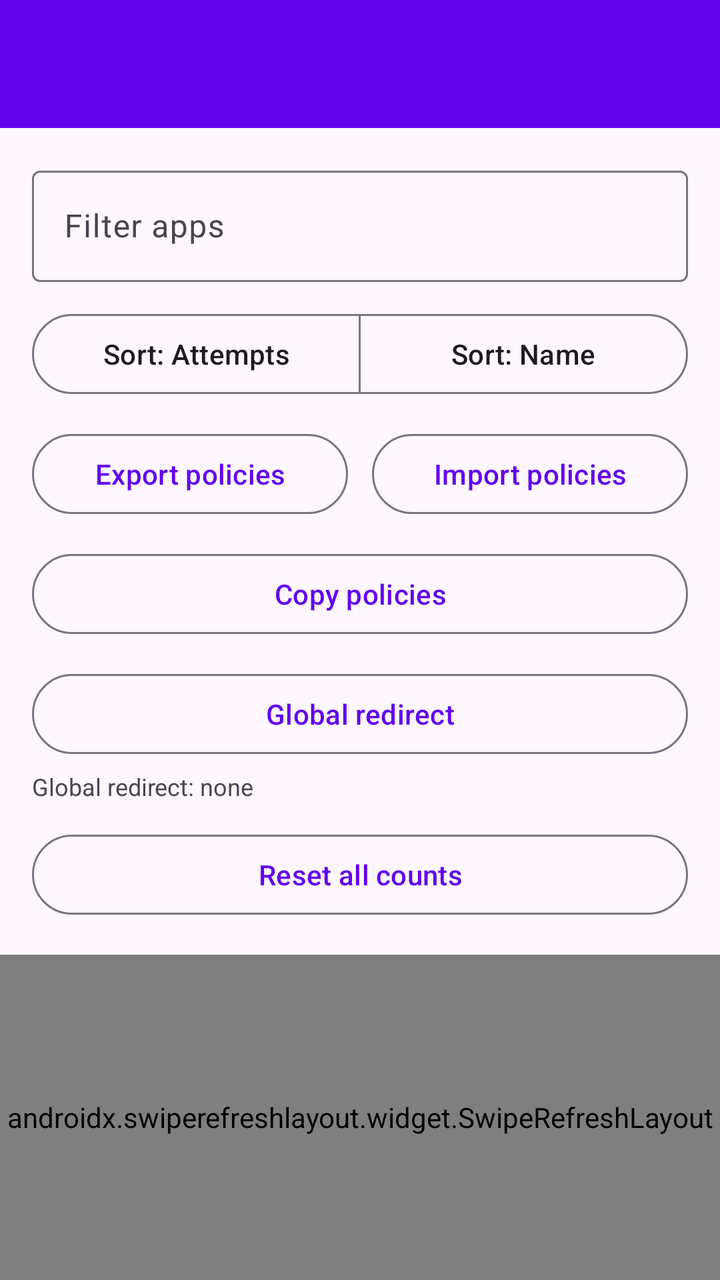
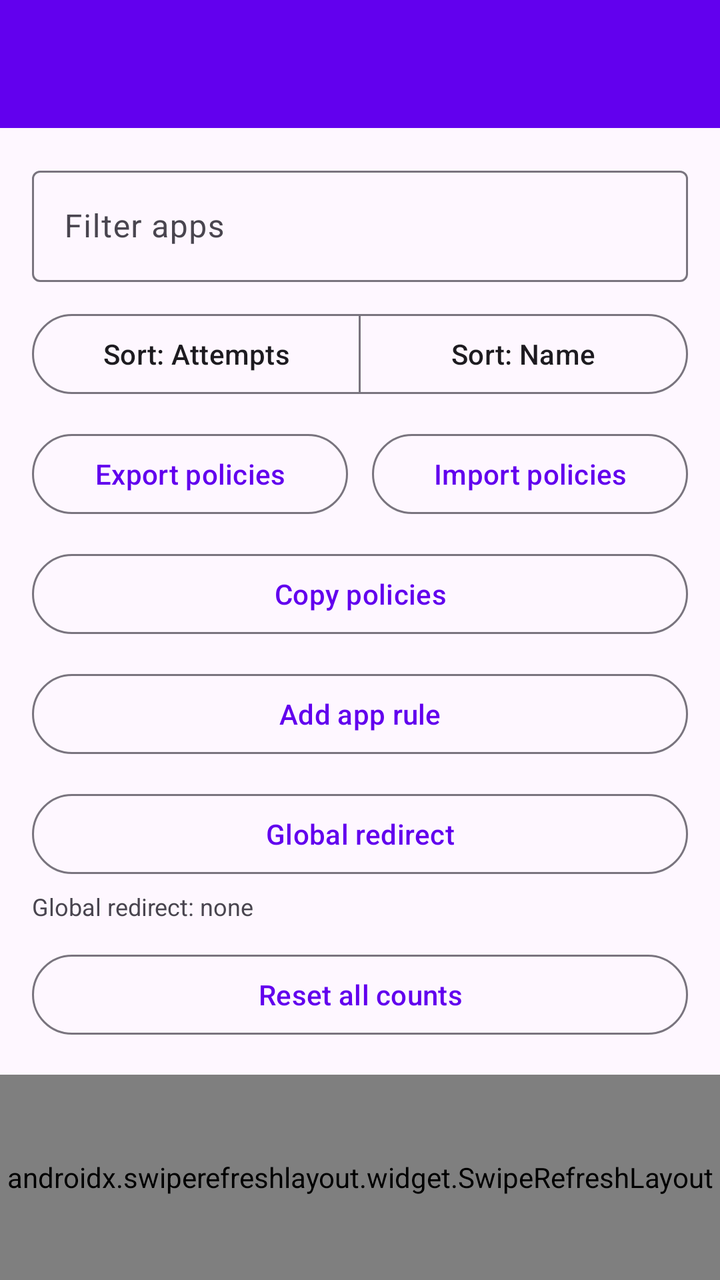

An Android layout rendered at two revisions. The XML below is the earlier revision; the diff shows what the commit changed to produce the second picture.
<!-- AndroidManifest.xml: application theme Theme.BlockStoreLinks -->
<!-- res/layout/activity_main.xml -->
<?xml version="1.0" encoding="utf-8"?>
<androidx.constraintlayout.widget.ConstraintLayout xmlns:android="http://schemas.android.com/apk/res/android"
    xmlns:app="http://schemas.android.com/apk/res-auto"
    android:layout_width="match_parent"
    android:layout_height="match_parent">

    <com.google.android.material.appbar.MaterialToolbar
        android:id="@+id/toolbar"
        android:layout_width="0dp"
        android:layout_height="wrap_content"
        android:background="@color/purple_500"
        android:title="@string/app_name"
        app:titleTextColor="@color/white"
        app:layout_constraintEnd_toEndOf="parent"
        app:layout_constraintStart_toStartOf="parent"
        app:layout_constraintTop_toTopOf="parent" />

    <LinearLayout
        android:id="@+id/filterRow"
        android:layout_width="0dp"
        android:layout_height="wrap_content"
        android:orientation="vertical"
        android:padding="16dp"
        app:layout_constraintEnd_toEndOf="parent"
        app:layout_constraintStart_toStartOf="parent"
        app:layout_constraintTop_toBottomOf="@id/toolbar">

        <com.google.android.material.textfield.TextInputLayout
            android:layout_width="match_parent"
            android:layout_height="wrap_content"
            android:hint="@string/filter_apps">

            <com.google.android.material.textfield.TextInputEditText
                android:id="@+id/filterInput"
                android:layout_width="match_parent"
                android:layout_height="wrap_content"
                android:inputType="text" />
        </com.google.android.material.textfield.TextInputLayout>

        <com.google.android.material.button.MaterialButtonToggleGroup
            android:id="@+id/sortToggle"
            android:layout_width="match_parent"
            android:layout_height="wrap_content"
            android:layout_marginTop="12dp"
            app:singleSelection="true">

            <com.google.android.material.button.MaterialButton
                android:id="@+id/sortAttempts"
                style="?attr/materialButtonOutlinedStyle"
                android:layout_width="0dp"
                android:layout_height="wrap_content"
                android:layout_weight="1"
                android:text="@string/sort_attempts" />

            <com.google.android.material.button.MaterialButton
                android:id="@+id/sortName"
                style="?attr/materialButtonOutlinedStyle"
                android:layout_width="0dp"
                android:layout_height="wrap_content"
                android:layout_weight="1"
                android:text="@string/sort_name" />
        </com.google.android.material.button.MaterialButtonToggleGroup>

        <LinearLayout
            android:layout_width="match_parent"
            android:layout_height="wrap_content"
            android:layout_marginTop="12dp"
            android:orientation="horizontal">

            <com.google.android.material.button.MaterialButton
                android:id="@+id/exportPolicies"
                style="?attr/materialButtonOutlinedStyle"
                android:layout_width="0dp"
                android:layout_height="wrap_content"
                android:layout_weight="1"
                android:text="@string/export_policies" />

            <com.google.android.material.button.MaterialButton
                android:id="@+id/importPolicies"
                style="?attr/materialButtonOutlinedStyle"
                android:layout_width="0dp"
                android:layout_height="wrap_content"
                android:layout_marginStart="12dp"
                android:layout_weight="1"
                android:text="@string/import_policies" />
        </LinearLayout>

        <com.google.android.material.button.MaterialButton
            android:id="@+id/copyPolicies"
            style="?attr/materialButtonOutlinedStyle"
            android:layout_width="match_parent"
            android:layout_height="wrap_content"
            android:layout_marginTop="12dp"
            android:text="@string/copy_policies" />

        <com.google.android.material.button.MaterialButton
            android:id="@+id/globalRedirect"
            style="?attr/materialButtonOutlinedStyle"
            android:layout_width="match_parent"
            android:layout_height="wrap_content"
            android:layout_marginTop="12dp"
            android:text="@string/global_redirect" />

        <TextView
            android:id="@+id/globalRedirectTarget"
            android:layout_width="match_parent"
            android:layout_height="wrap_content"
            android:layout_marginTop="4dp"
            android:textSize="12sp"
            android:text="@string/global_redirect_none" />

        <com.google.android.material.button.MaterialButton
            android:id="@+id/resetAllCounts"
            style="?attr/materialButtonOutlinedStyle"
            android:layout_width="match_parent"
            android:layout_height="wrap_content"
            android:layout_marginTop="12dp"
            android:text="@string/reset_all_attempts" />
    </LinearLayout>

    <androidx.swiperefreshlayout.widget.SwipeRefreshLayout
        android:id="@+id/swipeRefresh"
        android:layout_width="0dp"
        android:layout_height="0dp"
        app:layout_constraintBottom_toBottomOf="parent"
        app:layout_constraintEnd_toEndOf="parent"
        app:layout_constraintStart_toStartOf="parent"
        app:layout_constraintTop_toBottomOf="@id/filterRow">

        <FrameLayout
            android:layout_width="match_parent"
            android:layout_height="match_parent">

            <androidx.recyclerview.widget.RecyclerView
                android:id="@+id/appList"
                android:layout_width="match_parent"
                android:layout_height="match_parent"
                android:clipToPadding="false"
                android:padding="16dp" />

            <TextView
                android:id="@+id/emptyState"
                android:layout_width="match_parent"
                android:layout_height="match_parent"
                android:gravity="center"
                android:text="@string/no_attempts"
                android:visibility="gone" />
        </FrameLayout>
    </androidx.swiperefreshlayout.widget.SwipeRefreshLayout>
</androidx.constraintlayout.widget.ConstraintLayout>
<!-- resources referenced by this layout -->
<resources>
  <color name="purple_500">#FF6200EE</color>
  <color name="white">#FFFFFFFF</color>
  <string name="app_name">Block Store Links</string>
  <string name="copy_policies">Copy policies</string>
  <string name="export_policies">Export policies</string>
  <string name="filter_apps">Filter apps</string>
  <string name="global_redirect">Global redirect</string>
  <string name="global_redirect_none">Global redirect: none</string>
  <string name="import_policies">Import policies</string>
  <string name="no_attempts">No link attempts yet.</string>
  <string name="reset_all_attempts">Reset all counts</string>
  <string name="sort_attempts">Sort: Attempts</string>
  <string name="sort_name">Sort: Name</string>
  <style name="Theme.BlockStoreLinks" parent="Theme.Material3.Light.NoActionBar">
          <item name="colorPrimary">@color/purple_500</item>
          <item name="colorPrimaryVariant">@color/purple_700</item>
          <item name="colorOnPrimary">@color/white</item>
          <item name="colorSecondary">@color/teal_200</item>
          <item name="colorSecondaryVariant">@color/teal_700</item>
          <item name="android:statusBarColor" tools:targetApi="l">@color/purple_700</item>
      </style>
  <color name="purple_700">#FF3700B3</color>
  <color name="teal_200">#FF03DAC5</color>
  <color name="teal_700">#FF018786</color>
</resources>

<!-- the commit's change to res/layout/activity_main.xml (unified diff, before → after) -->
@@ -94,6 +94,14 @@
             android:text="@string/copy_policies" />
 
         <com.google.android.material.button.MaterialButton
+            android:id="@+id/addAppRule"
+            style="?attr/materialButtonOutlinedStyle"
+            android:layout_width="match_parent"
+            android:layout_height="wrap_content"
+            android:layout_marginTop="12dp"
+            android:text="@string/add_app_rule" />
+
+        <com.google.android.material.button.MaterialButton
             android:id="@+id/globalRedirect"
             style="?attr/materialButtonOutlinedStyle"
             android:layout_width="match_parent"
<!-- resource entries referenced after the edit -->
@@ -2,6 +2,7 @@
 <resources>
   <color name="purple_500">#FF6200EE</color>
   <color name="white">#FFFFFFFF</color>
+  <string name="add_app_rule">Add app rule</string>
   <string name="app_name">Block Store Links</string>
   <string name="copy_policies">Copy policies</string>
   <string name="export_policies">Export policies</string>
